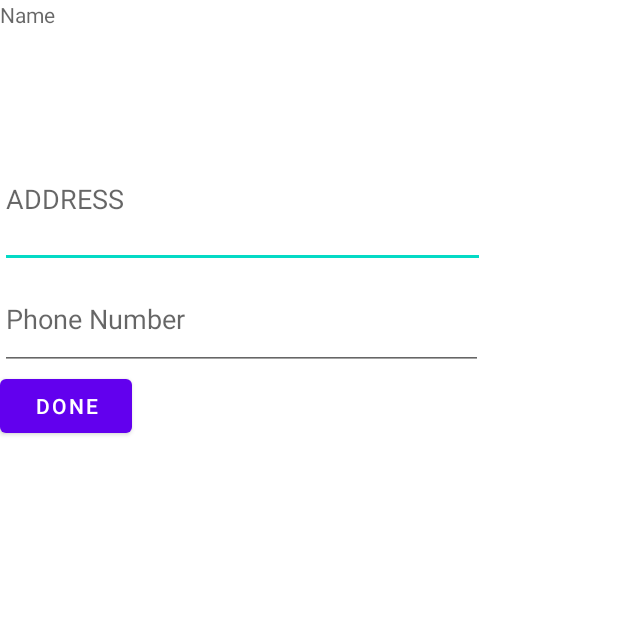
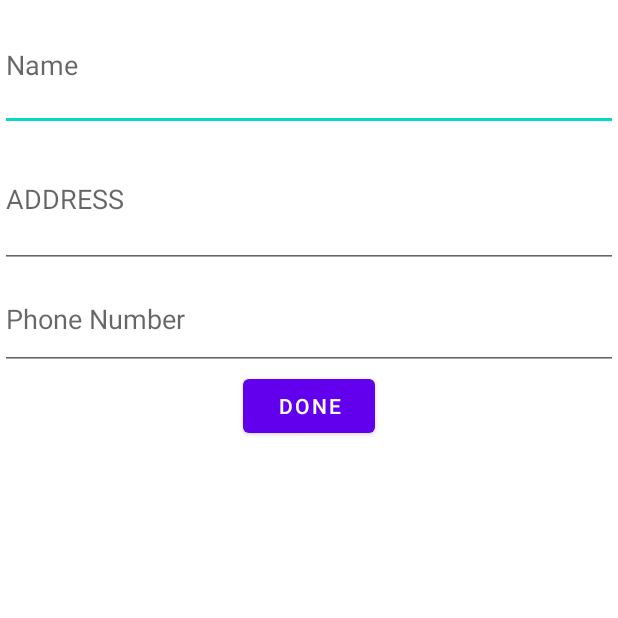
Before and after one commit to Isfaf-Uz-Zaman/HealthyLife, an Android app: the DeliveryDetrails screen opened directly, with no data from a screen before it, on a phone screen of 412 x 824 dp, the top half of it. Run offline under Robolectric (Android 15) with nearby library versions, the phone set to English and light mode, and no system bars.

Commit message:
Delivery details page updated

```diff
--- a/app/src/main/res/layout/activity_delivery_detrails.xml
+++ b/app/src/main/res/layout/activity_delivery_detrails.xml
@@ -8,19 +8,19 @@
     tools:context=".DeliveryDetrails">
 
 
-    <TextView
+    <EditText
         android:id="@+id/customerNameID"
-        android:layout_width="322dp"
+        android:layout_width="match_parent"
         android:layout_height="87dp"
         android:ems="10"
+        android:hint="Name"
         android:inputType="textPersonName"
-        android:hint="Name"
         tools:layout_editor_absoluteX="55dp"
         tools:layout_editor_absoluteY="94dp" />
 
     <EditText
         android:id="@+id/customerAddressID"
-        android:layout_width="323dp"
+        android:layout_width="match_parent"
         android:layout_height="91dp"
         android:ems="10"
         android:hint="ADDRESS"
@@ -31,10 +31,10 @@
 
     <EditText
         android:id="@+id/customerPhoneID"
-        android:hint="Phone Number"
-        android:layout_width="322dp"
+        android:layout_width="match_parent"
         android:layout_height="68dp"
         android:ems="10"
+        android:hint="Phone Number"
         android:inputType="phone"
         tools:layout_editor_absoluteX="55dp"
         tools:layout_editor_absoluteY="327dp" />
@@ -43,6 +43,7 @@
         android:id="@+id/cutomerOrderDoneButtonID"
         android:layout_width="wrap_content"
         android:layout_height="wrap_content"
+        android:layout_gravity="center"
         android:text="DONE"
         tools:layout_editor_absoluteX="162dp"
         tools:layout_editor_absoluteY="503dp" />
```
